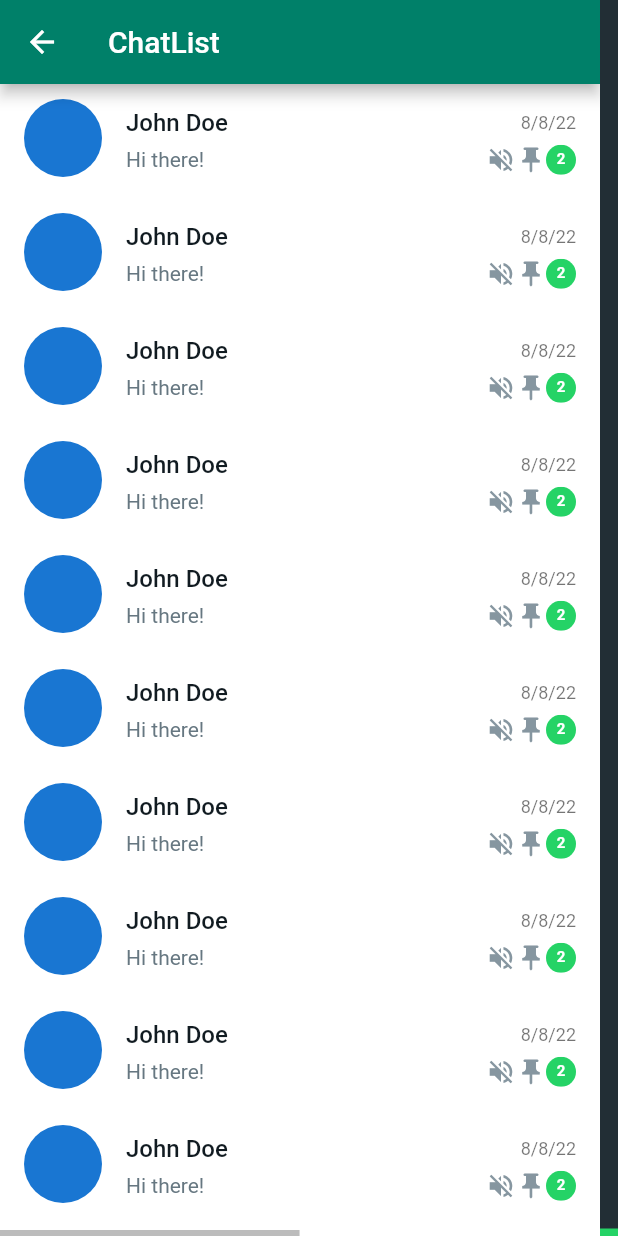
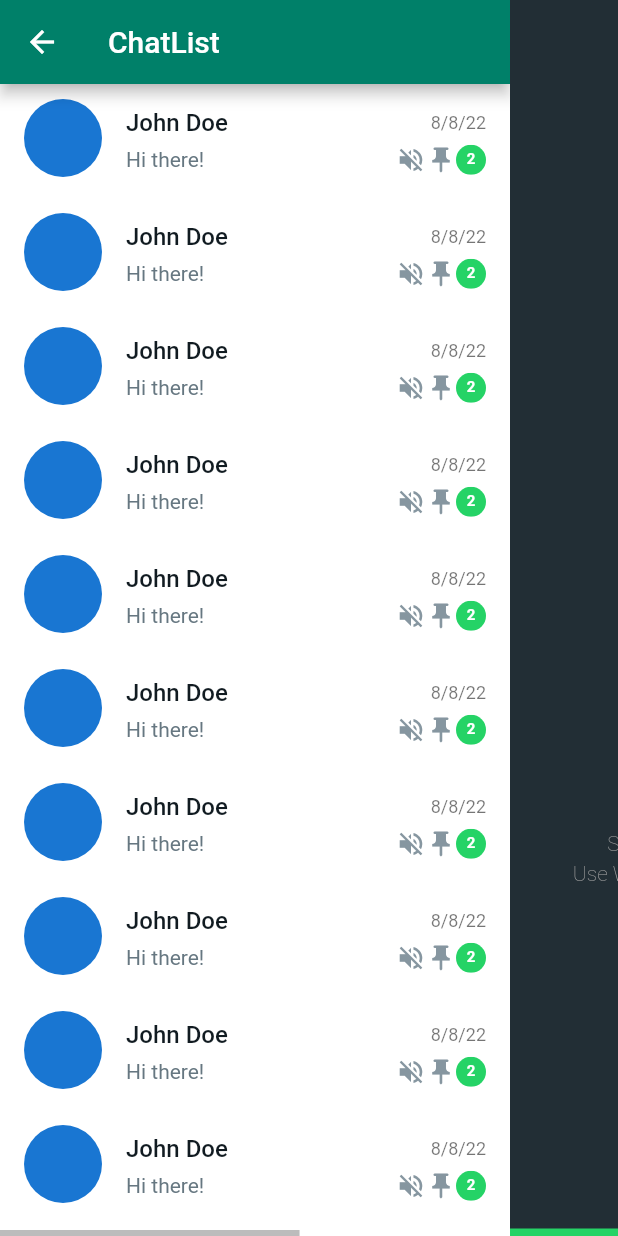
Before and after one commit to albinpk/flutter-whatsapp-clone, a Flutter app: the _DesktopHomeScreen screen opened directly, on a phone screen of 412 x 824 dp. Run offline on Flutter 3.47's test engine with Material 2 defaults, Android fonts, the phone set to English and light mode, and no system bars.

Commit message:
refactor(whatsapp): more responsive chats list

```diff
--- a/000-whatsapp/lib/features/home/presentation/screens/home_screen.dart
+++ b/000-whatsapp/lib/features/home/presentation/screens/home_screen.dart
@@ -44,10 +44,11 @@ class _DesktopHomeScreen extends StatelessWidget {
             maxWidth: max(min(screenSize.width, 1600), 850),
             maxHeight: max(screenSize.height, 600),
           ),
-          child: Row(
+          child: LayoutBuilder(
+            builder: (context, constrains) => Row(
               children: [
                 SizedBox(
-                width: 400,
+                  width: _calculateWidth(constrains.maxWidth),
                   child: Scaffold(
                     appBar: AppBar(title: const Text('ChatList')),
                     body: ListView.builder(
@@ -64,6 +65,20 @@ class _DesktopHomeScreen extends StatelessWidget {
             ),
           ),
         ),
+      ),
     );
   }
+
+  double _calculateWidth(double maxWidth) {
+    final double widthFactor;
+    if (maxWidth > 1200) {
+      widthFactor = 0.3;
+    } else if (maxWidth > 1000) {
+      widthFactor = 0.35;
+    } else {
+      widthFactor = 0.4;
     }
+
+    return maxWidth * widthFactor;
+  }
+}
```
Lines whose indentation alone changed are shown as unchanged.
